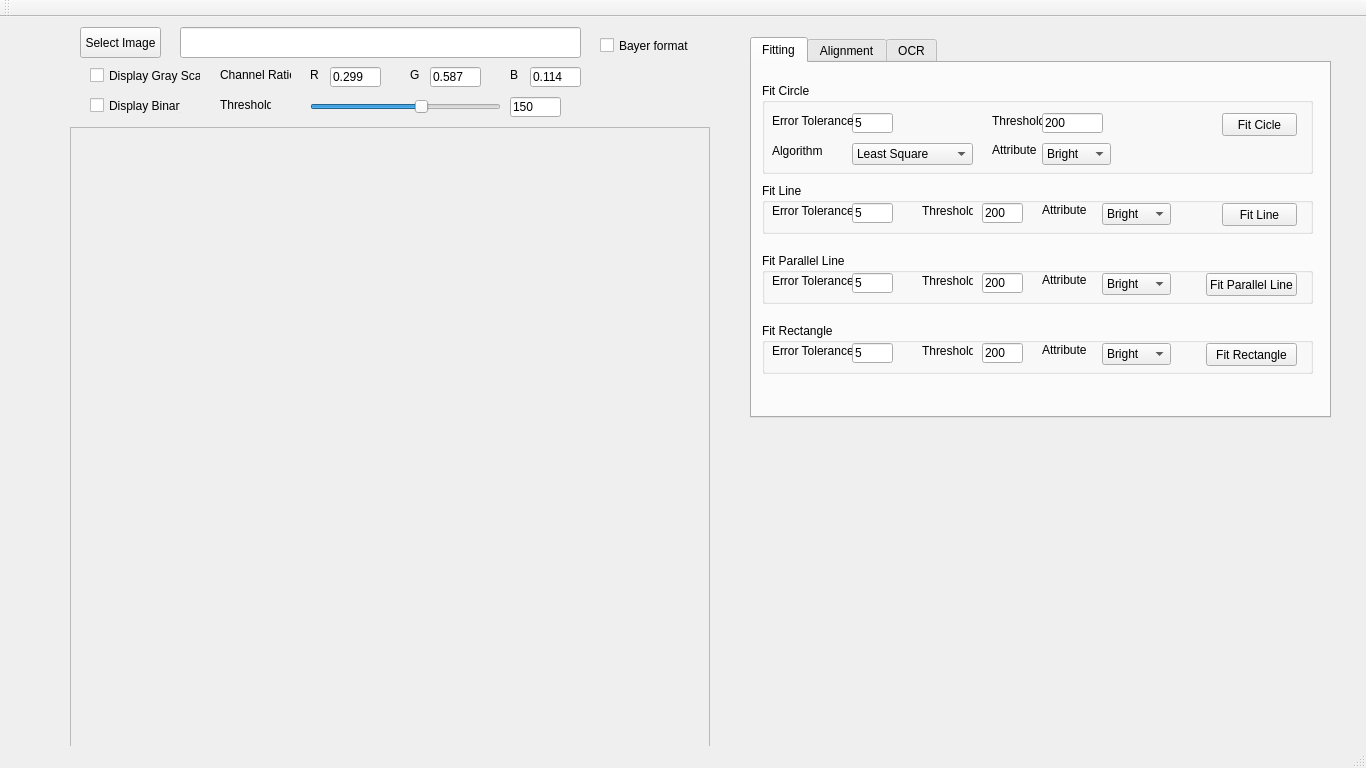
Old version of the form VisionWidget/visionwidget.ui in the repository hceng123/VisionLibrary.
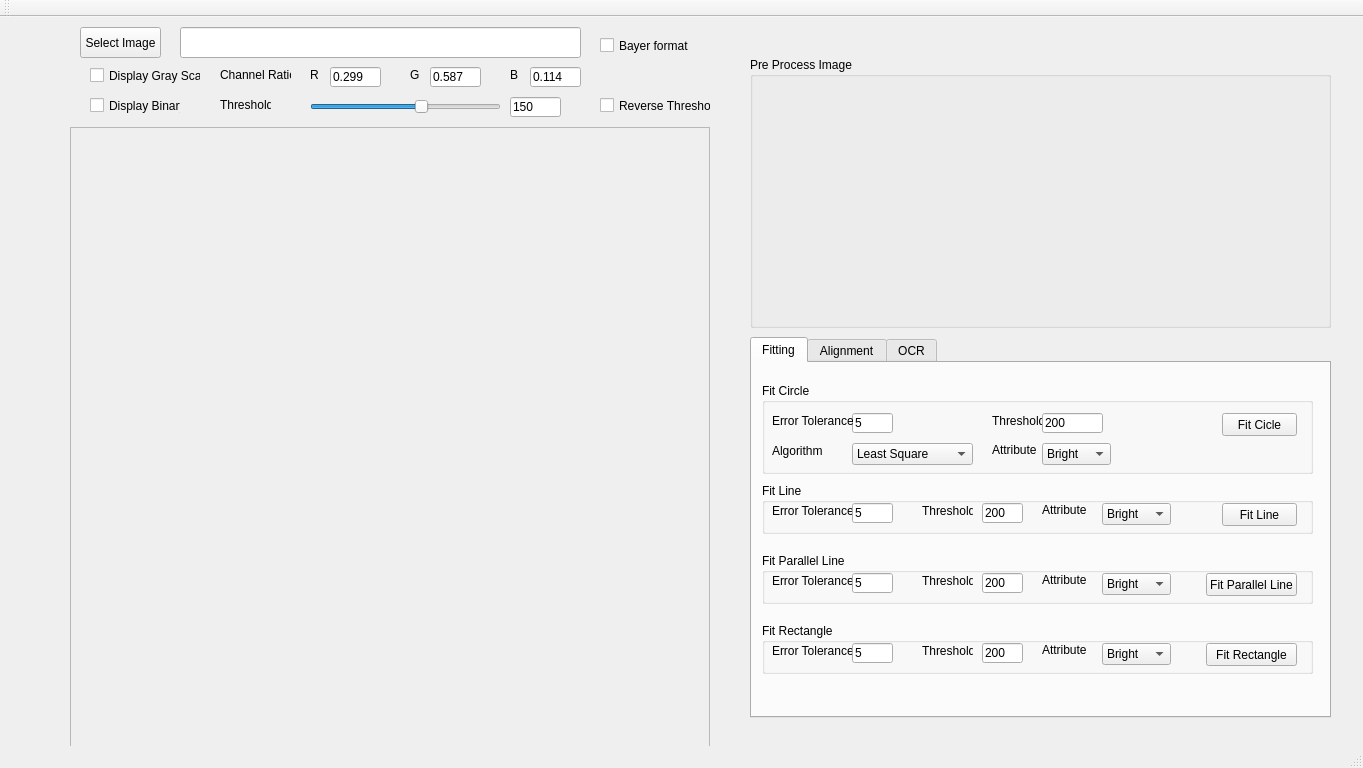
New version of the form. Custom widgets are drawn as their Qt base class.

The edit to the form file:
```diff
--- a/VisionWidget/visionwidget.ui
+++ b/VisionWidget/visionwidget.ui
@@ -6,7 +6,7 @@
    <rect>
     <x>0</x>
     <y>0</y>
-    <width>1366</width>
+    <width>1363</width>
     <height>768</height>
    </rect>
   </property>
@@ -67,7 +67,7 @@
     <property name="geometry">
      <rect>
       <x>750</x>
-      <y>20</y>
+      <y>320</y>
       <width>581</width>
       <height>381</height>
      </rect>
@@ -952,6 +952,43 @@
      <string>150</string>
     </property>
    </widget>
+   <widget class="QGroupBox" name="groupBox">
+    <property name="geometry">
+     <rect>
+      <x>750</x>
+      <y>40</y>
+      <width>581</width>
+      <height>271</height>
+     </rect>
+    </property>
+    <property name="title">
+     <string>Pre Process Image</string>
+    </property>
+    <widget class="QWidget" name="horizontalLayoutWidget">
+     <property name="geometry">
+      <rect>
+       <x>10</x>
+       <y>40</y>
+       <width>561</width>
+       <height>221</height>
+      </rect>
+     </property>
+     <layout class="QHBoxLayout" name="horizontalLayout"/>
+    </widget>
+   </widget>
+   <widget class="QCheckBox" name="checkBoxReverseThres">
+    <property name="geometry">
+     <rect>
+      <x>600</x>
+      <y>80</y>
+      <width>111</width>
+      <height>17</height>
+     </rect>
+    </property>
+    <property name="text">
+     <string>Reverse Threshold</string>
+    </property>
+   </widget>
   </widget>
   <widget class="QMenuBar" name="menuBar">
    <property name="geometry">
```
Left out of the diff: 2 changed lines with no effect on the pictures.
